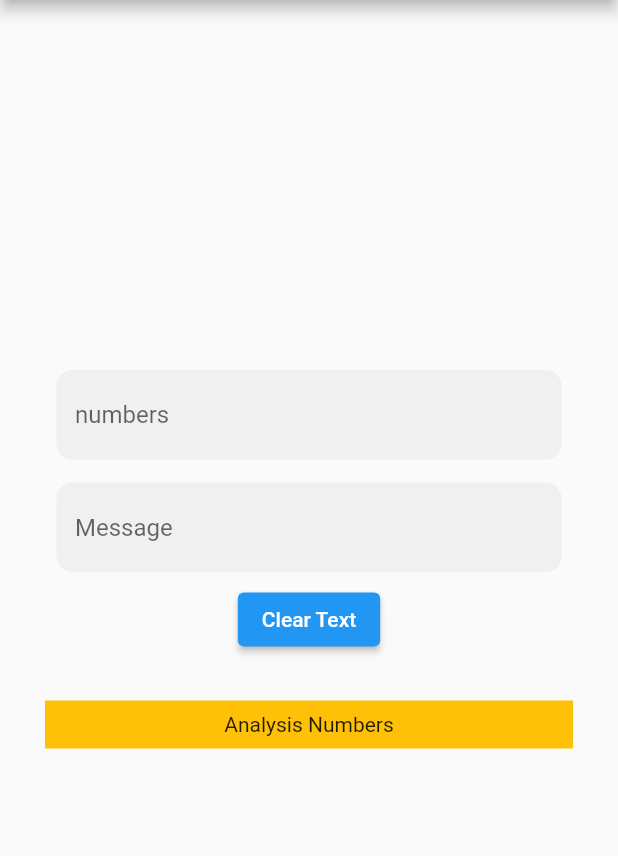
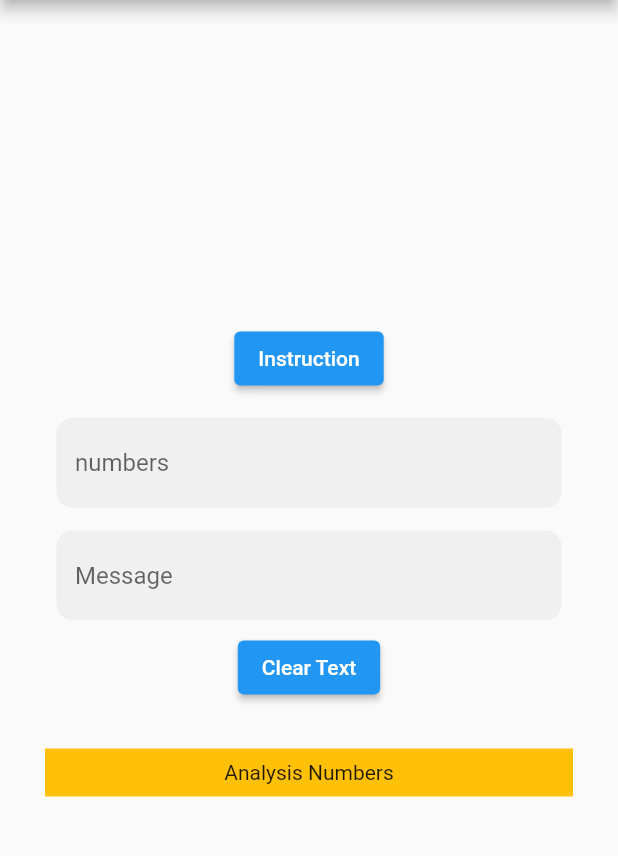
Before and after one commit to iamirzashowvik/sendbulksms, a Flutter app: the screen it shows after launch, on a phone screen of 412 x 824 dp, the part 84-940 px from its top. Run offline on Flutter 3.47's test engine with Material 2 defaults, Android fonts, the phone set to English and light mode, and no system bars; our stand-ins replace flutter_easyloading, font_awesome_flutter, get; missing offline and left inert: flutter_inappwebview, sms.

Commit message:
instruction pop up

```diff
--- a/lib/main.dart
+++ b/lib/main.dart
@@ -81,6 +81,14 @@ class _MyHomePageState extends State<MyHomePage> {
             child: Column(
               mainAxisAlignment: MainAxisAlignment.center,
               children: [
+                Padding(
+                  padding: const EdgeInsets.all(8.0),
+                  child: ElevatedButton(
+                      onPressed: () {
+                       Get.snackbar('Instruction To Send Bulk SMS', 'Phone Number\'s Example: 017104270950164481915701710000000 and type your message');
+                      },
+                      child: Text('Instruction',)),
+                ),
                 Padding(
                   padding: EdgeInsets.symmetric(
                     horizontal: 30,
@@ -217,7 +225,8 @@ class _MyHomePageState extends State<MyHomePage> {
                           sender.sendSms(new SmsMessage(
                               address,
                               // 'Dear user,this is your code ${code.text.split(' ')[i]}')); //important for different text
-                              'Dear user,this is your code ${code.text}'));
+                              //'Dear user,this is your code ${code.text}'
+                              code.text  ));
                           await Future.delayed(Duration(seconds: 1));
 
                         }
```
Also changed, not shown: 1 other file.
